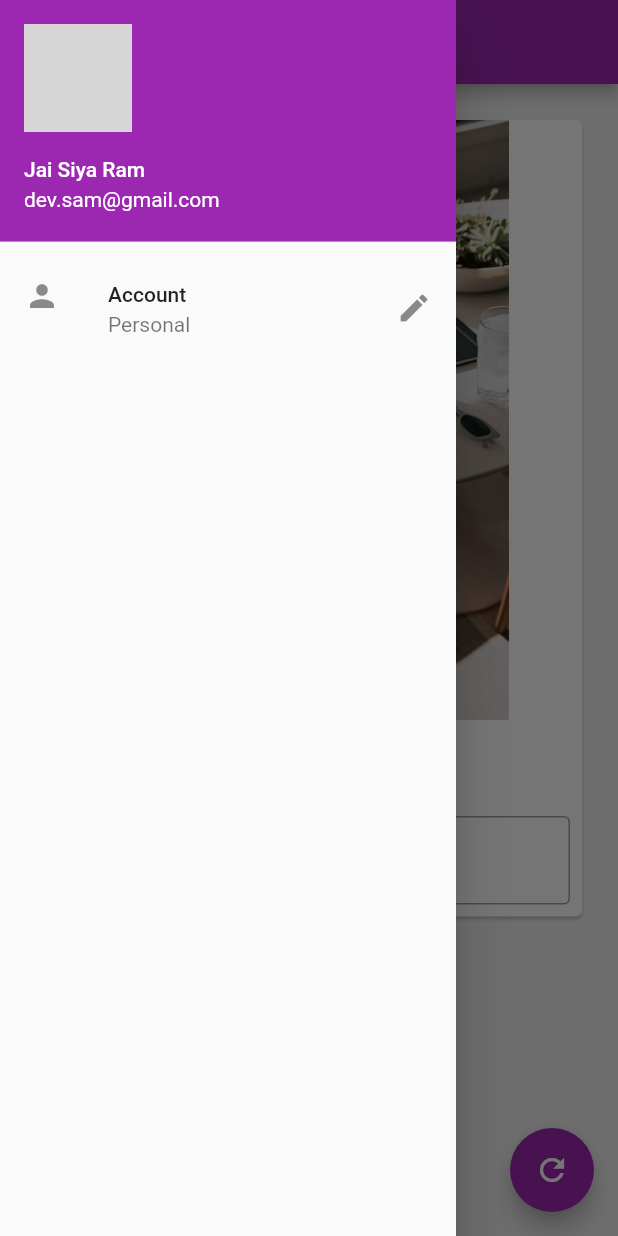
After one commit to devsam07/Flutter, a Flutter app: the screen it shows after launch, with the side drawer open, on a phone screen of 412 x 824 dp. The commit adds this screen. Run offline on Flutter 3.47's test engine with Material 2 defaults, Android fonts, the phone set to English and light mode, and no system bars; network calls fail; grey boxes are pictures that could not be loaded.

Commit message:
Chapter 6

```diff
--- /dev/null
+++ b/lib/Home/home_index.dart
@@ -0,0 +1,46 @@
+import 'package:excerciseflutter/change_name_card.dart';
+import 'package:excerciseflutter/drawer.dart';
+import 'package:flutter/material.dart';
+
+class HomePage extends StatefulWidget {
+  @override
+  _HomePageState createState() => _HomePageState();
+}
+
+class _HomePageState extends State<HomePage> {
+
+TextEditingController _nameController = TextEditingController();
+var myText = "Change Me";
+@override
+  void initState() {
+    super.initState();
+  }
+
+
+  @override
+  Widget build(BuildContext context) {
+    return Scaffold(
+      backgroundColor: Colors.grey[200],
+      appBar: AppBar(
+        title: Text("Awesome Flutter"),
+      ),
+      body: Padding(padding: const EdgeInsets.all(20.0),
+      child: SingleChildScrollView(
+            child: Card(
+          child: ChangeNameCard(myText: myText, nameController: _nameController),
+        ),
+      ),
+      ),
+      drawer: MyDrawer(),
+      floatingActionButton: FloatingActionButton(
+      onPressed: () {
+        myText = _nameController.text;
+        setState(() {
+        });
+      },
+      child: Icon(Icons.refresh),
+      ),
+
+      );
+  }
+}
--- /dev/null
+++ b/lib/bg_image.dart
@@ -0,0 +1,12 @@
+import 'package:flutter/material.dart';
+
+class BgImage extends StatelessWidget {
+
+  @override
+  Widget build(BuildContext context) {
+    return Image.asset(
+      "assets/PC.jpg",
+      height: 400,
+      );
+  }
+}
--- /dev/null
+++ b/lib/change_name_card.dart
@@ -0,0 +1,39 @@
+import 'package:flutter/material.dart';
+
+import 'bg_image.dart';
+
+class ChangeNameCard extends StatelessWidget {
+  const ChangeNameCard({
+    Key key,
+    @required this.myText,
+    @required TextEditingController nameController,
+  }) : _nameController = nameController, super(key: key);
+
+  final String myText;
+  final TextEditingController _nameController;
+
+  @override
+  Widget build(BuildContext context) {
+    return Column(
+      children: <Widget>[
+      BgImage(),
+      SizedBox(height: 20,),
+      Text(myText),
+      SizedBox(height: 20,),
+
+      Padding(padding: const EdgeInsets.all(8.0),
+      child: TextField(
+        controller: _nameController,
+        keyboardType: TextInputType.text,
+        //obscureText: true,
+        decoration: InputDecoration(
+          hintText: "Enter something here..",
+          border: OutlineInputBorder(),
+          labelText: "Name",
+          ),
+          ),
+      )
+      ],
+    );
+  }
+}
--- /dev/null
+++ b/lib/drawer.dart
@@ -0,0 +1,29 @@
+import 'package:flutter/material.dart';
+
+class MyDrawer extends StatelessWidget {
+
+  @override
+  Widget build(BuildContext context) {
+    return Drawer(
+        child: ListView(
+          padding: EdgeInsets.zero,
+          children: <Widget>[
+/*             DrawerHeader(child: Text("Hi, I am Drawer", style: TextStyle(color: Colors.white),),
+            decoration: BoxDecoration(color: Colors.purple),
+            ), */
+            UserAccountsDrawerHeader(
+              accountName: Text("Jai Siya Ram"),
+              accountEmail: Text("dev.sam@gmail.com"),
+              currentAccountPicture: Image.network("https://images.unsplash.com/photo-1570295999919-56ceb5ecca61?ixlib=rb-1.2.1&ixid=eyJhcHBfaWQiOjEyMDd9&auto=format&fit=crop&w=800&q=80"),
+              ),
+            ListTile(
+              leading: Icon(Icons.person),
+              title: Text("Account"),
+              subtitle: Text("Personal"),
+              trailing: Icon(Icons.edit),
+            )
+          ],
+        ),
+      );
+  }
+}
--- a/lib/main.dart
+++ b/lib/main.dart
@@ -1,3 +1,4 @@
+import 'package:excerciseflutter/Home/home_index.dart';
 import 'package:flutter/material.dart';
 
 void main(){
@@ -9,87 +10,3 @@ void main(){
     ),
   ));
 }
-
-class HomePage extends StatefulWidget {
-  @override
-  _HomePageState createState() => _HomePageState();
-}
-
-class _HomePageState extends State<HomePage> {
-
-TextEditingController _nameController = TextEditingController();
-var myText = "Change Me";
-@override
-  void initState() {
-    // TODO: implement initState
-    super.initState();
-  }
-
-
-  @override
-  Widget build(BuildContext context) {
-    return Scaffold(
-      backgroundColor: Colors.grey[200],
-      appBar: AppBar(
-        title: Text("Awesome Flutter"),
-      ),
-      body: Padding(padding: const EdgeInsets.all(20.0),
-      child: SingleChildScrollView(
-              child: Card(
-          child: Column(
-            children: <Widget>[Image.asset("assets/PC.jpg", height: 400,),
-            SizedBox(height: 20,),
-            Text(myText),
-            SizedBox(height: 20,),
-
-            Padding(padding: const EdgeInsets.all(8.0),
-            child: TextField(
-              controller: _nameController,
-              keyboardType: TextInputType.text,
-              //obscureText: true,
-              decoration: InputDecoration(
-                hintText: "Enter something here..",
-                border: OutlineInputBorder(),
-                labelText: "Name",
-                ),
-                ),
-
-            )
-            ],
-          ),
-        ),
-      ),
-      ),
-      drawer: Drawer(
-        child: ListView(
-          padding: EdgeInsets.zero,
-          children: <Widget>[
-/*             DrawerHeader(child: Text("Hi, I am Drawer", style: TextStyle(color: Colors.white),),
-            decoration: BoxDecoration(color: Colors.purple),
-            ), */
-            UserAccountsDrawerHeader(
-              accountName: Text("Jai Siya Ram"),
-              accountEmail: Text("dev.sam@gmail.com"),
-              currentAccountPicture: Image.network("https://images.unsplash.com/photo-1570295999919-56ceb5ecca61?ixlib=rb-1.2.1&ixid=eyJhcHBfaWQiOjEyMDd9&auto=format&fit=crop&w=800&q=80"),
-              ),
-            ListTile(
-              leading: Icon(Icons.person),
-              title: Text("Account"),
-              subtitle: Text("Personal"),
-              trailing: Icon(Icons.edit),
-            )
-          ],
-        ),
-      ),
-      floatingActionButton: FloatingActionButton(
-      onPressed: () {
-        myText = _nameController.text;
-        setState(() {
-        });
-      },
-      child: Icon(Icons.refresh),
-      ),
-
-      );
-  }
-}
--- a/pubspec.yaml
+++ b/pubspec.yaml
@@ -28,6 +28,7 @@ dependencies:
   # The following adds the Cupertino Icons font to your application.
   # Use with the CupertinoIcons class for iOS style icons.
   cupertino_icons: ^0.1.3
+  http: ^0.12.2
 
 dev_dependencies:
   flutter_test:
```
Also changed, not shown: pubspec.lock, 1 other file.
